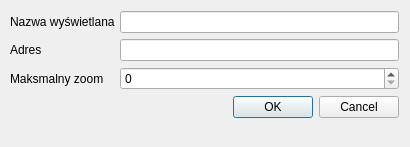
Above: src/settings/osmlayerdialog.ui from fotorelacjonusz/classic before the change. Below: the same form after it.
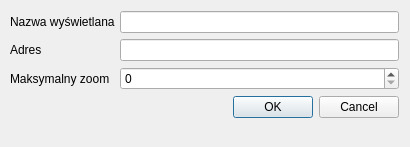
That is the form after the change.

Commit message: Fix a typo in form label

```diff
--- a/src/settings/osmlayerdialog.ui
+++ b/src/settings/osmlayerdialog.ui
@@ -53,7 +53,7 @@
    <item row="2" column="0">
     <widget class="QLabel" name="maxZoomLabel">
      <property name="text">
-      <string>Maksmalny zoom</string>
+      <string>Maksymalny zoom</string>
      </property>
      <property name="buddy">
       <cstring>maxZoom</cstring>
```
